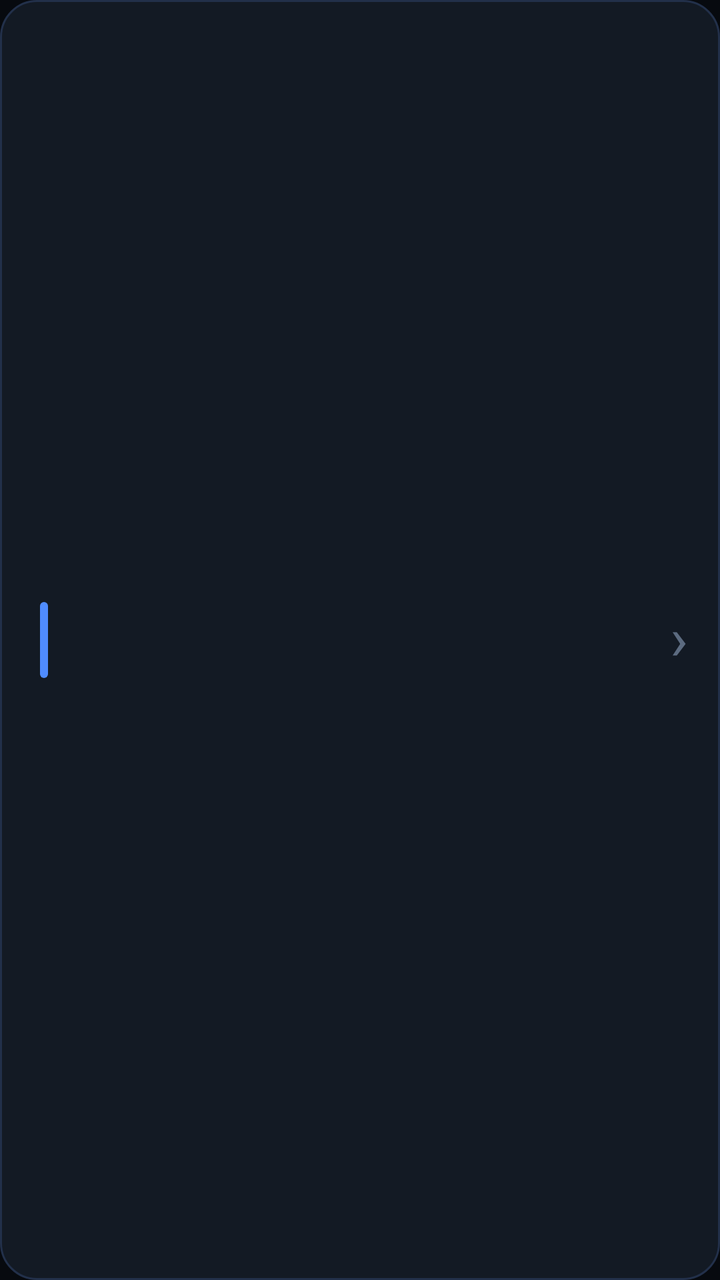
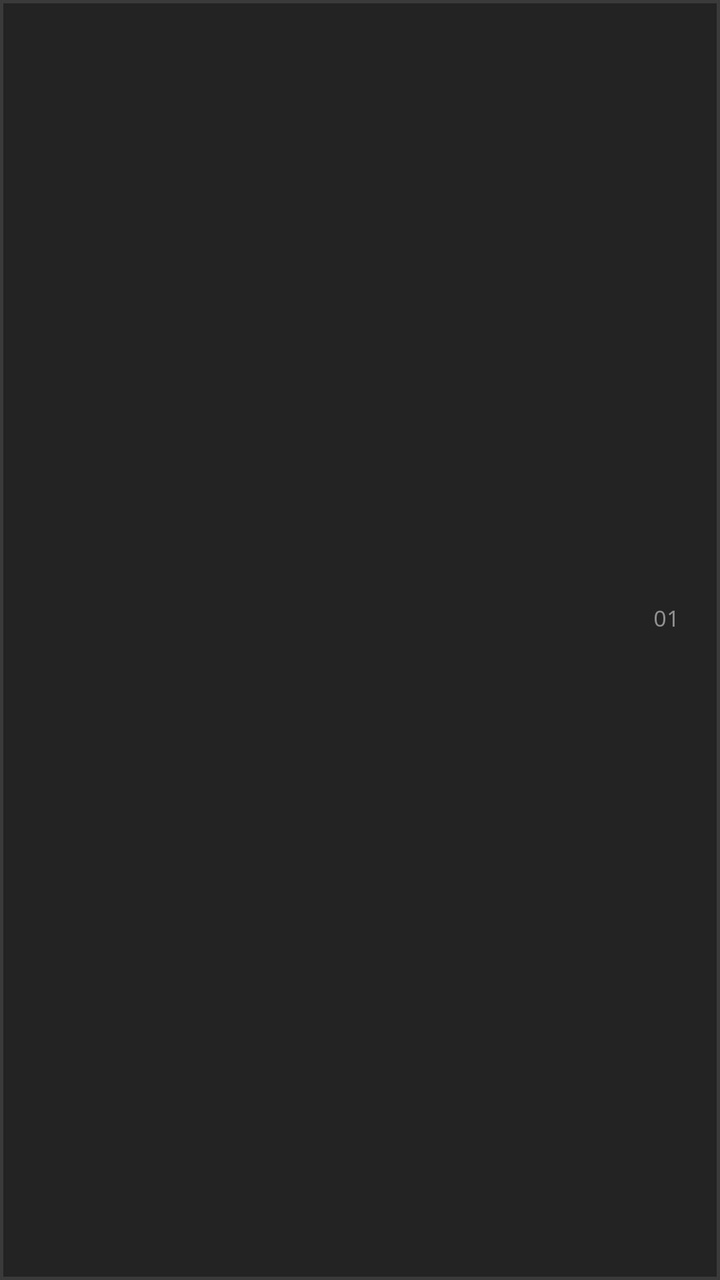

An Android layout rendered at two revisions. The XML below is the earlier revision; the diff shows what the commit changed to produce the second picture.
<!-- AndroidManifest.xml: application theme Theme.KidsLock -->
<!-- res/layout/item_card.xml -->
<?xml version="1.0" encoding="utf-8"?>
<LinearLayout xmlns:android="http://schemas.android.com/apk/res/android"
    android:layout_width="match_parent"
    android:layout_height="match_parent"
    android:background="@drawable/bg_card"
    android:clickable="true"
    android:focusable="true"
    android:gravity="center_vertical"
    android:orientation="horizontal"
    android:paddingLeft="20dp"
    android:paddingRight="16dp"
    android:paddingTop="14dp"
    android:paddingBottom="14dp">

    <View
        android:layout_width="4dp"
        android:layout_height="38dp"
        android:layout_marginRight="16dp"
        android:background="@drawable/bg_accent_bar" />

    <LinearLayout
        android:layout_width="0dp"
        android:layout_height="wrap_content"
        android:layout_weight="1"
        android:orientation="vertical">

        <TextView
            android:id="@+id/cardTitle"
            android:layout_width="match_parent"
            android:layout_height="wrap_content"
            android:includeFontPadding="false"
            android:singleLine="true"
            android:textColor="@color/text_main"
            android:textSize="21sp"
            android:textStyle="bold" />

        <TextView
            android:id="@+id/cardSub"
            android:layout_width="match_parent"
            android:layout_height="wrap_content"
            android:layout_marginTop="5dp"
            android:ellipsize="end"
            android:includeFontPadding="false"
            android:singleLine="true"
            android:textColor="@color/text_dim"
            android:textSize="14sp" />
    </LinearLayout>

    <TextView
        android:layout_width="wrap_content"
        android:layout_height="wrap_content"
        android:layout_marginLeft="10dp"
        android:includeFontPadding="false"
        android:text="›"
        android:textColor="@color/text_faint"
        android:textSize="30sp" />
</LinearLayout>
<!-- resources referenced by this layout -->
<resources>
  <color name="text_dim">#8FA0B8</color>
  <color name="text_faint">#5C6B80</color>
  <color name="text_main">#F2F5FA</color>
  <!-- drawable bg_accent_bar (drawable) -->
  <?xml version="1.0" encoding="utf-8"?>
  <shape xmlns:android="http://schemas.android.com/apk/res/android" android:shape="rectangle">
      <solid android:color="@color/accent" />
      <corners android:radius="3dp" />
  </shape>
  <!-- drawable bg_card (drawable) -->
  <?xml version="1.0" encoding="utf-8"?>
  <selector xmlns:android="http://schemas.android.com/apk/res/android">
      <item android:state_focused="true">
          <shape android:shape="rectangle">
              <solid android:color="@color/card_focus" />
              <corners android:radius="18dp" />
              <stroke android:width="3dp" android:color="@color/accent" />
          </shape>
      </item>
      <item android:state_pressed="true">
          <shape android:shape="rectangle">
              <solid android:color="@color/card_press" />
              <corners android:radius="18dp" />
              <stroke android:width="1dp" android:color="@color/accent" />
          </shape>
      </item>
      <item>
          <shape android:shape="rectangle">
              <solid android:color="@color/card" />
              <corners android:radius="18dp" />
              <stroke android:width="1dp" android:color="@color/line" />
          </shape>
      </item>
  </selector>
  <style name="Theme.KidsLock" parent="android:Theme.Holo.NoActionBar">
          <item name="android:windowBackground">@color/bg_dark</item>
          <item name="android:windowNoTitle">true</item>
          <item name="android:windowActionBar">false</item>
          <item name="android:windowContentOverlay">@null</item>
          <item name="android:colorBackground">@color/bg_dark</item>
          <item name="android:fontFamily">sans-serif</item>
      </style>
  <color name="accent">#4F8CFF</color>
  <color name="card_focus">#17243A</color>
  <color name="card_press">#1B2A44</color>
  <color name="card">#131A24</color>
  <color name="line">#22304A</color>
  <color name="bg_dark">#070A0F</color>
</resources>

<!-- the commit's change to res/layout/item_card.xml (unified diff, before → after) -->
@@ -6,52 +6,52 @@
     android:clickable="true"
     android:focusable="true"
     android:gravity="center_vertical"
-    android:orientation="horizontal"
+    android:orientation="vertical"
     android:paddingLeft="20dp"
-    android:paddingRight="16dp"
+    android:paddingRight="20dp"
     android:paddingTop="14dp"
     android:paddingBottom="14dp">
 
-    <View
-        android:layout_width="4dp"
-        android:layout_height="38dp"
-        android:layout_marginRight="16dp"
-        android:background="@drawable/bg_accent_bar" />
-
     <LinearLayout
-        android:layout_width="0dp"
+        android:layout_width="match_parent"
         android:layout_height="wrap_content"
-        android:layout_weight="1"
-        android:orientation="vertical">
+        android:baselineAligned="false"
+        android:gravity="center_vertical"
+        android:orientation="horizontal">
 
         <TextView
             android:id="@+id/cardTitle"
-            android:layout_width="match_parent"
+            android:layout_width="0dp"
             android:layout_height="wrap_content"
+            android:layout_weight="1"
+            android:duplicateParentState="true"
             android:includeFontPadding="false"
             android:singleLine="true"
-            android:textColor="@color/text_main"
-            android:textSize="21sp"
+            android:textColor="@color/block_text"
+            android:textSize="19sp"
             android:textStyle="bold" />
 
         <TextView
-            android:id="@+id/cardSub"
-            android:layout_width="match_parent"
+            android:id="@+id/cardIndex"
+            android:layout_width="wrap_content"
             android:layout_height="wrap_content"
-            android:layout_marginTop="5dp"
-            android:ellipsize="end"
+            android:duplicateParentState="true"
+            android:fontFamily="monospace"
             android:includeFontPadding="false"
-            android:singleLine="true"
-            android:textColor="@color/text_dim"
-            android:textSize="14sp" />
+            android:text="01"
+            android:textColor="@color/block_muted"
+            android:textSize="11sp" />
     </LinearLayout>
 
     <TextView
-        android:layout_width="wrap_content"
+        android:id="@+id/cardSub"
+        android:layout_width="match_parent"
         android:layout_height="wrap_content"
-        android:layout_marginLeft="10dp"
+        android:layout_marginTop="6dp"
+        android:duplicateParentState="true"
+        android:ellipsize="end"
         android:includeFontPadding="false"
-        android:text="›"
-        android:textColor="@color/text_faint"
-        android:textSize="30sp" />
+        android:maxLines="2"
+        android:textColor="@color/block_sub"
+        android:textSize="12.5sp" />
 </LinearLayout>
<!-- resource entries referenced after the edit -->
@@ -1,38 +1,11 @@
 <!-- resources referenced by this layout -->
 <resources>
-  <color name="text_dim">#8FA0B8</color>
-  <color name="text_faint">#5C6B80</color>
-  <color name="text_main">#F2F5FA</color>
-  <!-- drawable bg_accent_bar (drawable) -->
-  <?xml version="1.0" encoding="utf-8"?>
-  <shape xmlns:android="http://schemas.android.com/apk/res/android" android:shape="rectangle">
-      <solid android:color="@color/accent" />
-      <corners android:radius="3dp" />
-  </shape>
   <!-- drawable bg_card (drawable) -->
   <?xml version="1.0" encoding="utf-8"?>
   <selector xmlns:android="http://schemas.android.com/apk/res/android">
-      <item android:state_focused="true">
-          <shape android:shape="rectangle">
-              <solid android:color="@color/card_focus" />
-              <corners android:radius="18dp" />
-              <stroke android:width="3dp" android:color="@color/accent" />
-          </shape>
-      </item>
-      <item android:state_pressed="true">
-          <shape android:shape="rectangle">
-              <solid android:color="@color/card_press" />
-              <corners android:radius="18dp" />
-              <stroke android:width="1dp" android:color="@color/accent" />
-          </shape>
-      </item>
-      <item>
-          <shape android:shape="rectangle">
-              <solid android:color="@color/card" />
-              <corners android:radius="18dp" />
-              <stroke android:width="1dp" android:color="@color/line" />
-          </shape>
-      </item>
+      <item android:state_focused="true"><shape android:shape="rectangle"><solid android:color="@color/accent" /></shape></item>
+      <item android:state_pressed="true"><shape android:shape="rectangle"><solid android:color="@color/accent_deep" /></shape></item>
+      <item><shape android:shape="rectangle"><solid android:color="@color/card" /><stroke android:width="1.5dp" android:color="@color/line" /></shape></item>
   </selector>
   <style name="Theme.KidsLock" parent="android:Theme.Holo.NoActionBar">
           <item name="android:windowBackground">@color/bg_dark</item>
@@ -42,11 +15,10 @@
           <item name="android:colorBackground">@color/bg_dark</item>
           <item name="android:fontFamily">sans-serif</item>
       </style>
-  <color name="accent">#4F8CFF</color>
-  <color name="card_focus">#17243A</color>
-  <color name="card_press">#1B2A44</color>
-  <color name="card">#131A24</color>
-  <color name="line">#22304A</color>
-  <color name="bg_dark">#070A0F</color>
+  <color name="accent">#F0A437</color>
+  <color name="accent_deep">#C9862C</color>
+  <color name="card">#232323</color>
+  <color name="line">#3A3A3A</color>
+  <color name="bg_dark">#191919</color>
 </resources>
 
